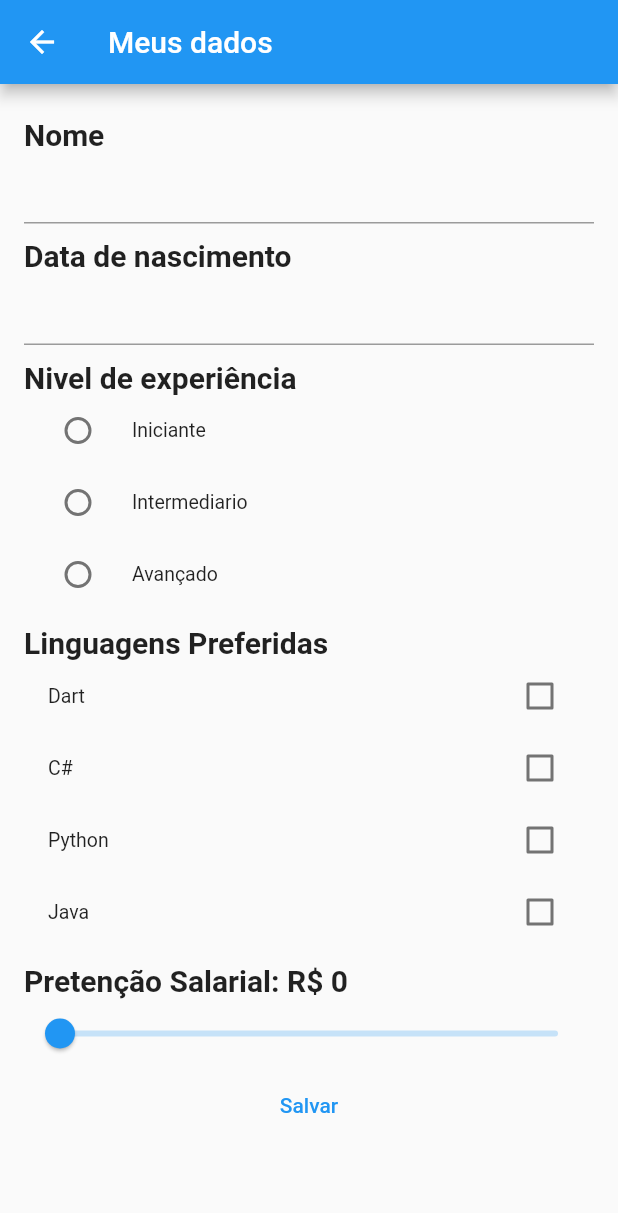
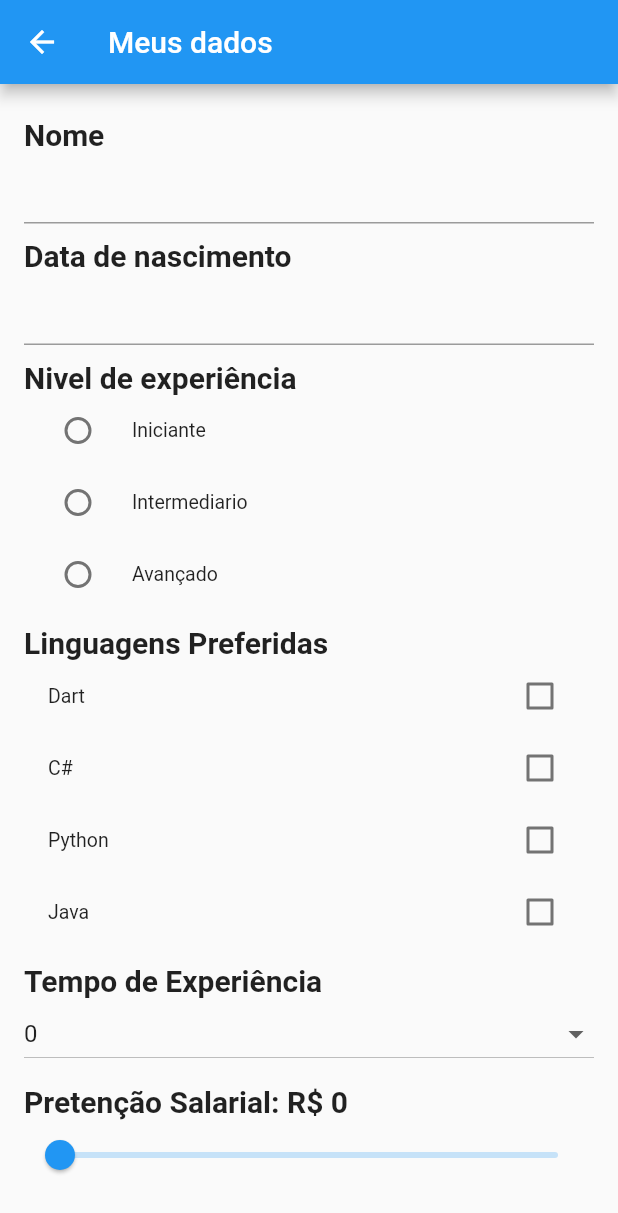
Before and after one commit to devfelpSs/testapps, a Flutter app: the DadosCadastraisPage screen opened directly, on a phone screen of 412 x 824 dp. Shown: the top 1213 px of the screen. Run offline on Flutter 3.47's test engine with Material 2 defaults, Android fonts, the phone set to English and light mode, and no system bars; our stand-ins replace google_fonts; network calls fail.

Commit message:
refactoring code

```diff
--- a/lib/pages/dados_cadastrais.dart
+++ b/lib/pages/dados_cadastrais.dart
@@ -24,6 +24,7 @@ class _DadosCadastraisPageState extends State<DadosCadastraisPage> {
   var linguagensSelecionadas = [];
   var nivelSelecionado = "";
   double salarioEscolhido = 0;
+  int tempoExperiencia = 0;
 
 @override void initState() {
     // ignore: todo
@@ -31,6 +32,17 @@ class _DadosCadastraisPageState extends State<DadosCadastraisPage> {
     niveis = nivelRepository.retornaNiveis();
     linguagens = linguagensRepoistory.retornaLinguagens();
     super.initState();
+  }
+
+  List<DropdownMenuItem<int>> returnItens(int quantidadeMaxima){
+    var itens = <DropdownMenuItem<int>>[];
+    for (var i = 0; i <= quantidadeMaxima; i++ ){
+      itens.add(DropdownMenuItem(
+        value: i,
+        child: Text(i.toString()),
+        ));
+    }
+    return itens;
   }
 
   @override
@@ -99,6 +111,17 @@ class _DadosCadastraisPageState extends State<DadosCadastraisPage> {
             })).toList()
           ,),
 
+          const TextLabel(texto: "Tempo de Experiência"),
+          DropdownButton(
+            value: tempoExperiencia,
+            isExpanded: true,
+            items:  returnItens(50),
+            onChanged: (value){
+              setState(() {
+                tempoExperiencia = int.parse(value.toString());
+              });
+            }),
+
            TextLabel(texto: "Pretenção Salarial: R\$ ${salarioEscolhido.round().toString()}"),
            Slider(
             min: 0,
```
